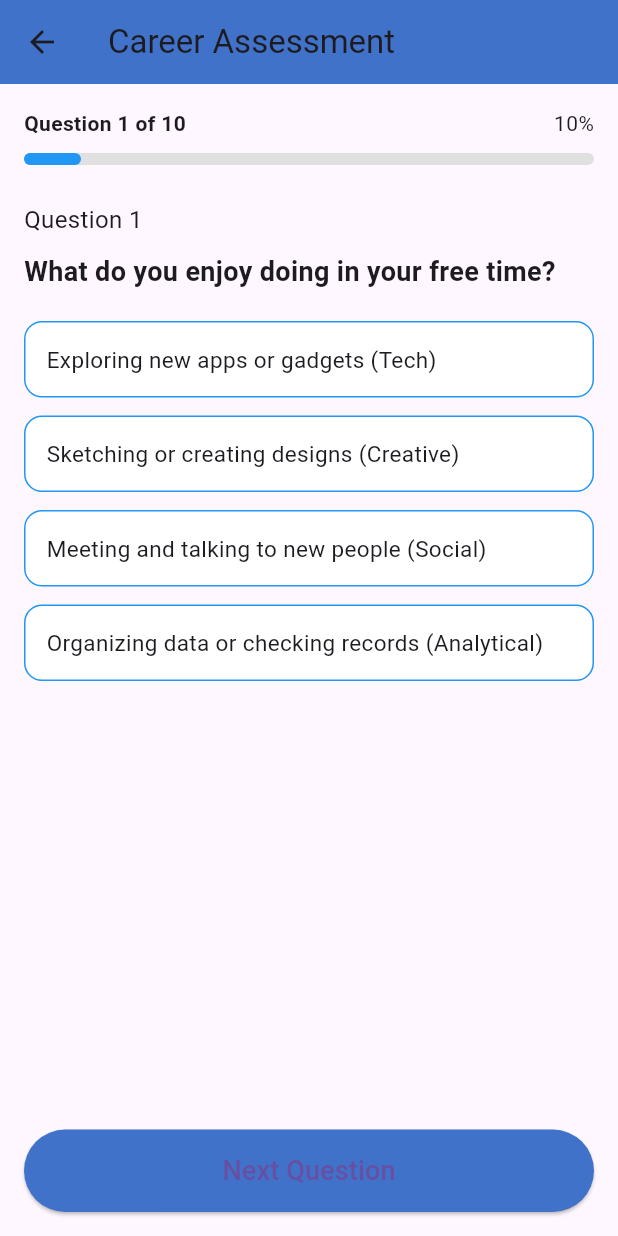
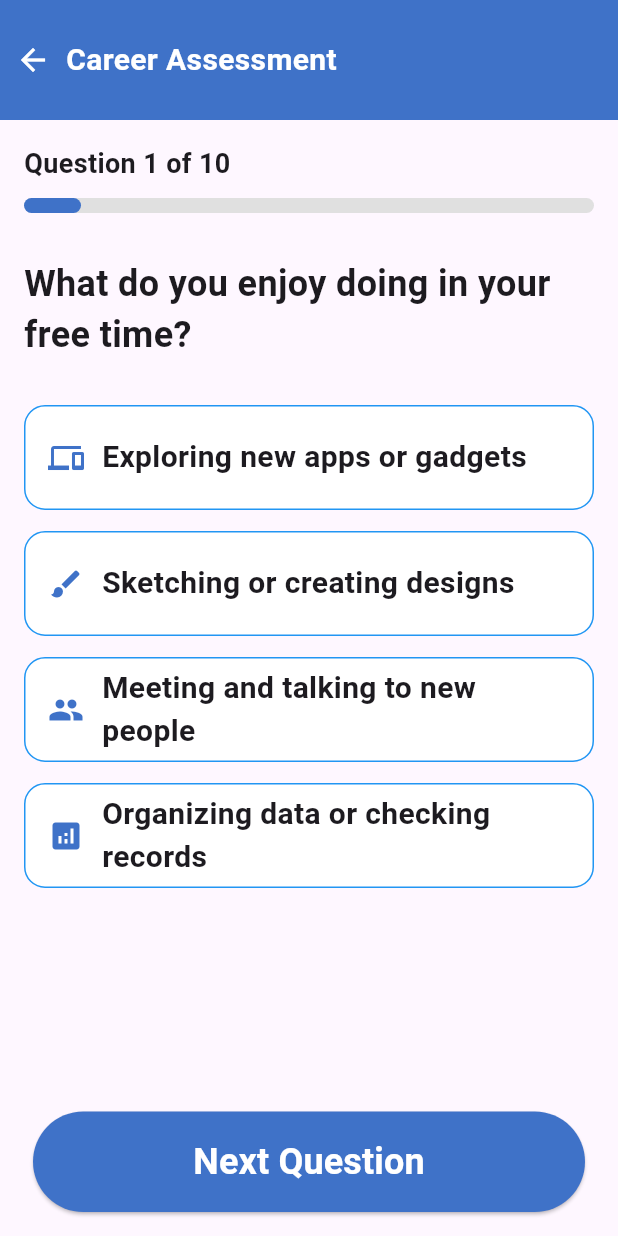
Before and after one commit to Amansarfraz/career_advisor, a Flutter app: the CareerAssessmentScreen screen opened by its route, on a phone screen of 412 x 824 dp. Run offline on Flutter 3.47's test engine with Material 3 defaults, Android fonts, the phone set to English and light mode, and no system bars.

Commit message:
first commit

```diff
--- a/lib/screens/career_assessment_screen.dart
+++ b/lib/screens/career_assessment_screen.dart
@@ -15,23 +15,28 @@ class _CareerAssessmentScreenState extends State<CareerAssessmentScreen> {
     {
       "question": "What do you enjoy doing in your free time?",
       "options": [
-        "Exploring new apps or gadgets (Tech)",
-        "Sketching or creating designs (Creative)",
-        "Meeting and talking to new people (Social)",
-        "Organizing data or checking records (Analytical)",
+        "Exploring new apps or gadgets",
+        "Sketching or creating designs",
+        "Meeting and talking to new people",
+        "Organizing data or checking records",
       ],
+      "icons": [Icons.devices, Icons.brush, Icons.people, Icons.analytics],
     },
-
     {
       "question": "What kind of problems do you enjoy solving the most?",
       "options": [
         "Logical and mathematical puzzles",
         "Fixing design or layout issues",
         "Resolving conflicts between people",
-        "Creating business or financial plans",
+        "Creating business plans",
+      ],
+      "icons": [
+        Icons.calculate,
+        Icons.design_services,
+        Icons.groups,
+        Icons.business_center,
       ],
     },
-
     {
       "question": "If you had to read a book, what would the topic be?",
       "options": [
@@ -40,76 +45,97 @@ class _CareerAssessmentScreenState extends State<CareerAssessmentScreen> {
         "Psychology and Human Behavior",
         "Business Success Stories",
       ],
+      "icons": [
+        Icons.computer,
+        Icons.palette,
+        Icons.psychology,
+        Icons.trending_up,
+      ],
     },
-
     {
       "question": "What is your greatest strength?",
       "options": [
-        "I am a fast learner of new systems",
-        "I have a very strong imagination",
-        "I can explain complex things clearly",
-        "I am highly organized and disciplined",
+        "Fast learner of new systems",
+        "Strong imagination",
+        "Explaining complex things",
+        "Highly organized",
+      ],
+      "icons": [
+        Icons.speed,
+        Icons.lightbulb,
+        Icons.record_voice_over,
+        Icons.checklist,
       ],
     },
-
     {
       "question": "What do you find easiest to do on a computer?",
       "options": [
-        "Writing code or changing technical settings",
-        "Editing pictures or videos",
-        "Writing emails and making presentations",
-        "Managing spreadsheets and files",
+        "Writing code",
+        "Editing pictures",
+        "Writing emails",
+        "Managing spreadsheets",
       ],
+      "icons": [Icons.code, Icons.photo, Icons.email, Icons.table_chart],
     },
-
     {
       "question": "How do you react in difficult situations?",
       "options": [
-        "I stay calm and find a logical solution",
-        "I think of a unique or creative way out",
-        "I seek help and build a team to solve it",
-        "I double-check all the facts and data",
+        "Logical solution",
+        "Creative idea",
+        "Team solution",
+        "Check all data",
+      ],
+      "icons": [
+        Icons.psychology_alt,
+        Icons.auto_awesome,
+        Icons.groups_2,
+        Icons.fact_check,
       ],
     },
-
     {
       "question": "What would your dream workspace look like?",
       "options": [
-        "A modern high-tech laboratory",
-        "A creative studio or a colorful workspace",
-        "A busy environment with lots of people",
-        "A quiet and professional formal office",
+        "High tech lab",
+        "Creative studio",
+        "Busy office",
+        "Quiet office",
+      ],
+      "icons": [
+        Icons.memory,
+        Icons.color_lens,
+        Icons.business,
+        Icons.meeting_room,
       ],
     },
-
     {
       "question": "How do you prefer to work?",
       "options": [
-        "Working alone with deep focus",
-        "Collaborating within a team",
-        "Leading and managing others",
-        "Following set rules and instructions",
+        "Work alone",
+        "Team collaboration",
+        "Lead others",
+        "Follow rules",
+      ],
+      "icons": [Icons.person, Icons.group, Icons.leaderboard, Icons.rule],
+    },
+    {
+      "question": "What is most important in career?",
+      "options": ["Innovation", "Freedom", "Helping people", "High salary"],
+      "icons": [
+        Icons.auto_graph,
+        Icons.flight_takeoff,
+        Icons.volunteer_activism,
+        Icons.attach_money,
       ],
     },
-
-    {
-      "question": "What is most important to you in a career?",
-      "options": [
-        "Innovation (Creating something new)",
-        "Freedom (Working on my own terms)",
-        "Social Impact (Helping other people)",
-        "High Salary and Job Stability",
-      ],
-    },
-
     {
       "question": "What is your ideal work schedule?",
       "options": [
-        "Flexible hours (Working whenever I want)",
-        "9 to 5 (Fixed and stable routine)",
-        "Project-based (Work until the task is done)",
-        "Outdoor work involving travel",
+        "Flexible hours",
+        "9 to 5 routine",
+        "Project based",
+        "Outdoor travel work",
       ],
+      "icons": [Icons.schedule, Icons.work, Icons.task, Icons.travel_explore],
     },
   ];
 
@@ -129,54 +155,74 @@ class _CareerAssessmentScreenState extends State<CareerAssessmentScreen> {
     double progress = (currentQuestion + 1) / questions.length;
 
     return Scaffold(
-      appBar: AppBar(
-        title: const Text("Career Assessment"),
-        backgroundColor: const Color(0xff3F72C8),
+      body: SafeArea(
+        child: Column(
+          children: [
+            /// TOP HEADER
+            Container(
+              height: 80,
+              width: 412,
+              color: const Color(0xff3F72C8),
+              child: Row(
+                children: const [
+                  SizedBox(width: 10),
+                  Icon(Icons.arrow_back, color: Colors.white),
+                  SizedBox(width: 10),
+                  Text(
+                    "Career Assessment",
+                    style: TextStyle(
+                      color: Colors.white,
+                      fontSize: 20,
+                      fontWeight: FontWeight.bold,
+                    ),
+                  ),
+                ],
+              ),
             ),
 
-      body: Padding(
+            Expanded(
+              child: Padding(
                 padding: const EdgeInsets.all(16),
                 child: Column(
                   crossAxisAlignment: CrossAxisAlignment.start,
-
                   children: [
-            Row(
-              mainAxisAlignment: MainAxisAlignment.spaceBetween,
-              children: [
+                    /// QUESTION NUMBER
                     Text(
                       "Question ${currentQuestion + 1} of 10",
-                  style: const TextStyle(fontWeight: FontWeight.bold),
+                      style: const TextStyle(
+                        fontSize: 18,
+                        fontWeight: FontWeight.bold,
                       ),
-                Text("${(progress * 100).toInt()}%"),
-              ],
                     ),
 
                     const SizedBox(height: 10),
 
-            LinearProgressIndicator(
+                    /// PROGRESS BAR
+                    SizedBox(
+                      width: 380,
+                      child: LinearProgressIndicator(
                         value: progress,
-              borderRadius: BorderRadius.circular(10),
-              minHeight: 8,
+                        minHeight: 10,
+                        borderRadius: BorderRadius.circular(20),
                         backgroundColor: Colors.grey.shade300,
-              color: Colors.blue,
+                        color: const Color(0xff3F72C8),
+                      ),
                     ),
 
-            const SizedBox(height: 25),
+                    const SizedBox(height: 30),
 
+                    /// QUESTION TEXT
                     Text(
-              "Question ${currentQuestion + 1}",
-              style: const TextStyle(fontSize: 16),
+                      questions[currentQuestion]["question"],
+                      style: const TextStyle(
+                        fontSize: 24,
+                        fontWeight: FontWeight.bold,
+                      ),
                     ),
 
-            const SizedBox(height: 10),
+                    const SizedBox(height: 30),
 
-            Text(
-              questions[currentQuestion]["question"],
-              style: const TextStyle(fontSize: 18, fontWeight: FontWeight.bold),
-            ),
-
-            const SizedBox(height: 20),
-
+                    /// OPTIONS
                     ...List.generate(4, (index) {
                       bool isSelected = selectedOption == index;
 
@@ -186,31 +232,39 @@ class _CareerAssessmentScreenState extends State<CareerAssessmentScreen> {
                             selectedOption = index;
                           });
                         },
-
                         child: Container(
-                  margin: const EdgeInsets.only(bottom: 12),
-
-                  padding: const EdgeInsets.all(14),
-
+                          height: 70,
+                          width: 380,
+                          margin: const EdgeInsets.only(bottom: 14),
+                          padding: const EdgeInsets.symmetric(horizontal: 15),
                           decoration: BoxDecoration(
-                    borderRadius: BorderRadius.circular(12),
-
+                            borderRadius: BorderRadius.circular(14),
                             border: Border.all(color: Colors.blue),
-
-                    color: isSelected ? Colors.blue.shade50 : Colors.white,
+                            color: isSelected
+                                ? Colors.blue.shade50
+                                : Colors.white,
                           ),
-
                           child: Row(
                             children: [
+                              Icon(
+                                questions[currentQuestion]["icons"][index],
+                                color: const Color(0xff3F72C8),
+                              ),
+                              const SizedBox(width: 12),
                               Expanded(
                                 child: Text(
                                   questions[currentQuestion]["options"][index],
-                          style: const TextStyle(fontSize: 15),
+                                  style: const TextStyle(
+                                    fontSize: 20,
+                                    fontWeight: FontWeight.w600,
                                   ),
                                 ),
-
+                              ),
                               if (isSelected)
-                        const Icon(Icons.check_box, color: Colors.blue),
+                                const Icon(
+                                  Icons.check_circle,
+                                  color: Color(0xff3F72C8),
+                                ),
                             ],
                           ),
                         ),
@@ -219,22 +273,31 @@ class _CareerAssessmentScreenState extends State<CareerAssessmentScreen> {
 
                     const Spacer(),
 
-            SizedBox(
-              width: double.infinity,
-              height: 55,
+                    /// NEXT BUTTON
+                    Center(
+                      child: SizedBox(
+                        width: 368,
+                        height: 67,
                         child: ElevatedButton(
                           onPressed: nextQuestion,
-
                           style: ElevatedButton.styleFrom(
                             backgroundColor: const Color(0xff3F72C8),
                             shape: RoundedRectangleBorder(
-                    borderRadius: BorderRadius.circular(30),
+                              borderRadius: BorderRadius.circular(40),
                             ),
                           ),
-
                           child: const Text(
                             "Next Question",
-                  style: TextStyle(fontSize: 18),
+                            style: TextStyle(
+                              fontSize: 24,
+                              fontWeight: FontWeight.bold,
+                              color: Colors.white,
+                            ),
+                          ),
+                        ),
+                      ),
+                    ),
+                  ],
                 ),
               ),
             ),
```
Lines whose indentation alone changed are shown as unchanged.
